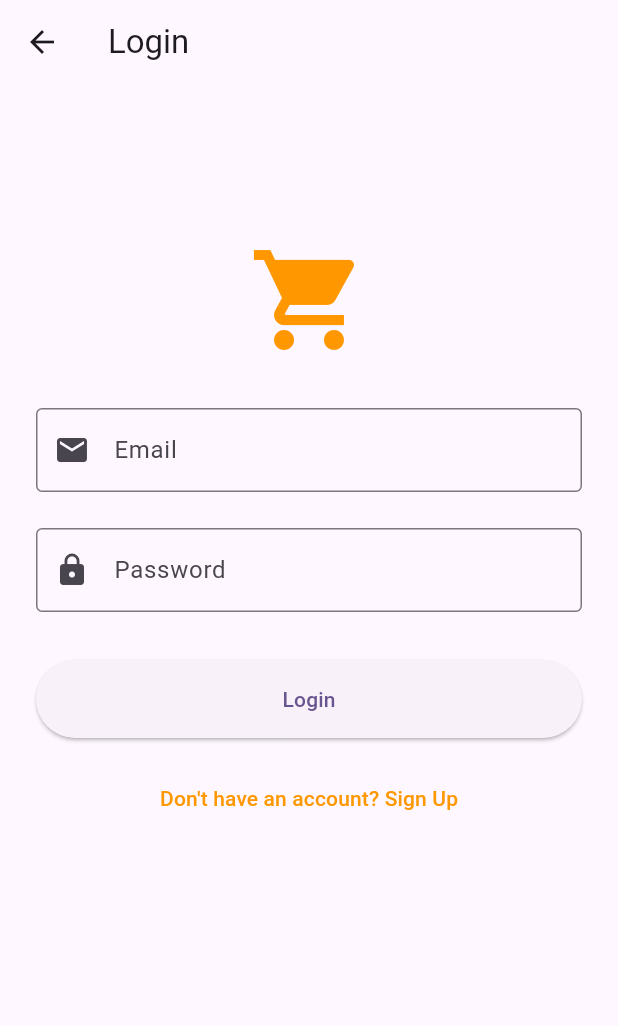
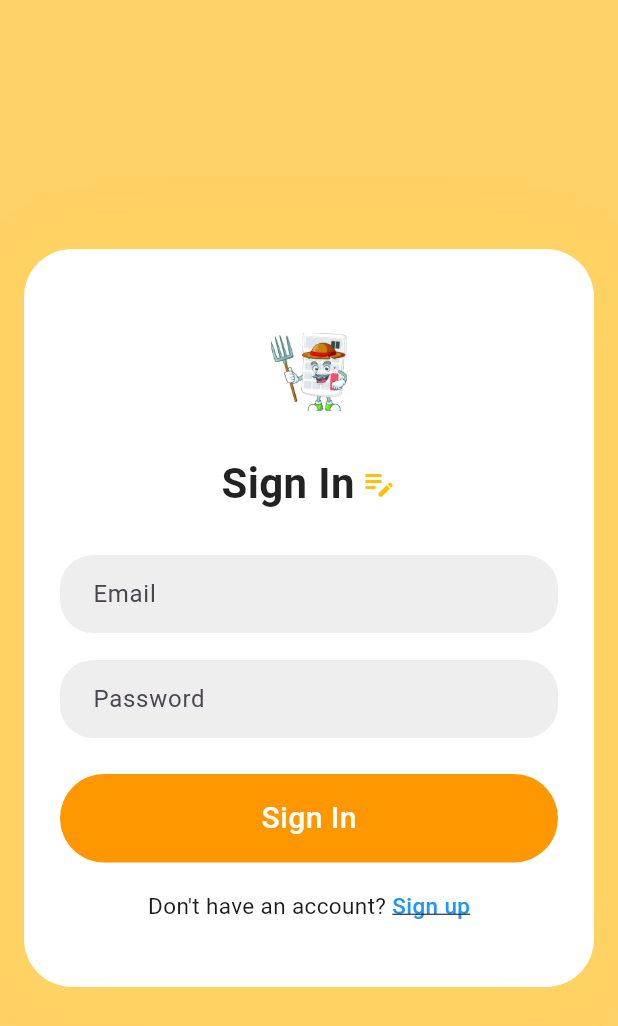
Before and after one commit to Akshay-770/kishan_app, a Flutter app: the LoginScreen screen opened directly, on a phone screen of 412 x 824 dp. Shown: the top 1026 px of the screen. Run offline on Flutter 3.47's test engine with Material 3 defaults, Android fonts, the light colour scheme and no system bars.

Commit message:
Add user and signin screens with UI

```diff
--- a/lib/main.dart
+++ b/lib/main.dart
@@ -18,6 +18,7 @@ import 'screens/FarmerBook.dart';
 import 'screens/GroceryBook.dart';
 import 'screens/Historypage.dart';
 import 'screens/Mainscreen.dart';
+import 'screens/userscreen.dart';
 
 
 
@@ -54,7 +55,7 @@ class MyApp extends StatelessWidget {
         useMaterial3: true,
       ),
 
-      home: home_screen(),
+      home: LoginScreen(),
     );
   }
 }
--- a/lib/screens/login_screen.dart
+++ b/lib/screens/login_screen.dart
@@ -1,93 +1,136 @@
 import 'package:flutter/material.dart';
 
-class LoginScreen extends StatefulWidget {
+class LoginScreen extends StatelessWidget {
   const LoginScreen({super.key});
 
   @override
-  State<LoginScreen> createState() => _LoginScreenState();
-}
+  Widget build(BuildContext context) {
+    final themeColor = const Color(0xFFFFD166);
 
-class _LoginScreenState extends State<LoginScreen> {
-  final GlobalKey<FormState> _formKey = GlobalKey<FormState>();
-  String email = '';
-  String password = '';
-
-  void _submit() {
-    if (_formKey.currentState!.validate()) {
-      _formKey.currentState!.save();
-      // Implement your login logic here (API call, auth state update, etc.)
-      ScaffoldMessenger.of(context).showSnackBar(
-        SnackBar(content: Text("Logging in $email")),
-      );
-      // Navigate to dashboard or home screen on successful login
-      Navigator.pushReplacementNamed(context, '/dashboard');
-    }
-  }
-
-  @override
-  Widget build(BuildContext context) {
     return Scaffold(
-      appBar: AppBar(title: const Text('Login')),
-      body: Padding(
-        padding: const EdgeInsets.all(24.0),
-        child: Form(
-          key: _formKey,
-          child: ListView(
+      backgroundColor: themeColor,
+      body: Center(
+        child: SingleChildScrollView(
+          child: Container(
+            padding: const EdgeInsets.symmetric(horizontal: 24, vertical: 32),
+            margin: const EdgeInsets.symmetric(horizontal: 16),
+            decoration: BoxDecoration(
+              color: Colors.white,
+              borderRadius: BorderRadius.circular(32),
+              boxShadow: [
+                BoxShadow(
+                  color: Colors.yellow.withOpacity(0.18),
+                  blurRadius: 52,
+                  spreadRadius: 0,
+                  offset: const Offset(0, 0),
+                ),
+              ],
+            ),
+            child: Column(
               children: [
-              const SizedBox(height: 80),
-              const Icon(
-                Icons.shopping_cart,
-                size: 80,
-                color: Colors.orange,
+                const SizedBox(height: 24),
+                Image.asset(
+                  "assets/icon/kisan_logo.png",
+                  height: 52,
                 ),
-              const SizedBox(height: 32),
-              TextFormField(
-                decoration: const InputDecoration(
-                  labelText: 'Email',
-                  prefixIcon: Icon(Icons.email),
-                  border: OutlineInputBorder(),
+                const SizedBox(height: 28),
+                Row(
+                  mainAxisAlignment: MainAxisAlignment.center,
+                  children: const [
+                    Text(
+                      "Sign In",
+                      style: TextStyle(
+                        fontWeight: FontWeight.bold,
+                        fontSize: 28,
+                        color: Colors.black87,
+                      ),
+                    ),
+                    SizedBox(width: 4),
+                    Icon(Icons.edit_note_rounded, color: Colors.amber, size: 24),
+                  ],
+                ),
+                const SizedBox(height: 28),
+                // Email input
+                TextField(
+                  decoration: InputDecoration(
+                    hintText: "Email",
+                    contentPadding: const EdgeInsets.symmetric(horizontal: 18, vertical: 14),
+                    fillColor: Colors.grey[200],
+                    filled: true,
+                    border: OutlineInputBorder(
+                      borderRadius: BorderRadius.circular(22),
+                      borderSide: BorderSide.none,
+                    ),
                   ),
                   keyboardType: TextInputType.emailAddress,
-                validator: (value) {
-                  if (value == null || value.isEmpty) return 'Email is required';
-                  final validEmail = RegExp(r'\S+@\S+\.\S+');
-                  if (!validEmail.hasMatch(value)) return 'Enter a valid email';
-                  return null;
-                },
-                onSaved: (value) => email = value ?? '',
+                ),
+                const SizedBox(height: 18),
+                // Password input
+                TextField(
+                  obscureText: true,
+                  decoration: InputDecoration(
+                    hintText: "Password",
+                    contentPadding: const EdgeInsets.symmetric(horizontal: 18, vertical: 14),
+                    fillColor: Colors.grey[200],
+                    filled: true,
+                    border: OutlineInputBorder(
+                      borderRadius: BorderRadius.circular(22),
+                      borderSide: BorderSide.none,
+                    ),
+                  ),
                 ),
                 const SizedBox(height: 24),
-              TextFormField(
-                decoration: const InputDecoration(
-                  labelText: 'Password',
-                  prefixIcon: Icon(Icons.lock),
-                  border: OutlineInputBorder(),
+                SizedBox(
+                  width: double.infinity,
+                  child: ElevatedButton(
+                    style: ElevatedButton.styleFrom(
+                      backgroundColor: Colors.orange,
+                      padding: const EdgeInsets.symmetric(vertical: 15),
+                      shape: RoundedRectangleBorder(
+                        borderRadius: BorderRadius.circular(30),
                       ),
-                obscureText: true,
-                validator: (value) {
-                  if (value == null || value.isEmpty) return 'Password is required';
-                  if (value.length < 6) return 'Minimum 6 characters required';
-                  return null;
-                },
-                onSaved: (value) => password = value ?? '',
+                      elevation: 0,
                     ),
-              const SizedBox(height: 32),
-              ElevatedButton(
-                onPressed: _submit,
-                child: const Text('Login'),
-                style: ElevatedButton.styleFrom(padding: const EdgeInsets.all(16)),
-              ),
-              const SizedBox(height: 16),
-              TextButton(
                     onPressed: () {
-                  Navigator.pushReplacementNamed(context, '/signup');
+                      // Add sign in logic
                     },
                     child: const Text(
-                  "Don't have an account? Sign Up",
-                  style: TextStyle(color: Colors.orange),
+                      "Sign In",
+                      style: TextStyle(
+                        fontSize: 20,
+                        letterSpacing: 0.3,
+                        color: Colors.white,
+                      ),
+                    ),
+                  ),
+                ),
+                const SizedBox(height: 18),
+                Row(
+                  mainAxisAlignment: MainAxisAlignment.center,
+                  children: [
+                    const Text(
+                      "Don't have an account? ",
+                      style: TextStyle(fontSize: 15),
+                    ),
+                    GestureDetector(
+                      onTap: () {
+                        // Switch to sign up page
+                      },
+                      child: const Text(
+                        "Sign up",
+                        style: TextStyle(
+                          fontWeight: FontWeight.w500,
+                          color: Colors.blue,
+                          decoration: TextDecoration.underline,
+                          fontSize: 15,
+                        ),
                       ),
                     ),
                   ],
+                ),
+                const SizedBox(height: 12),
+              ],
+            ),
           ),
         ),
       ),
```
Also changed, not shown: lib/screens/screens/userscreen.dart (added, +143 -0 lines), lib/screens/userscreen.dart (added, +143 -0 lines). Lines whose indentation alone changed are shown as unchanged.
